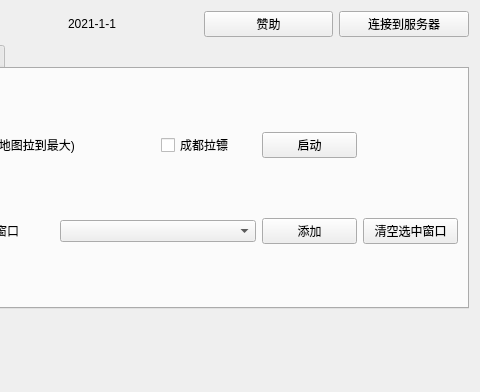
The window that qt_ui/main.ui (nathonNot/game_robot) describes before a commit, drawn with Qt 5; both pictures show x 214 to 694 and y 0 to 392 of the 694 by 392 pixel window.
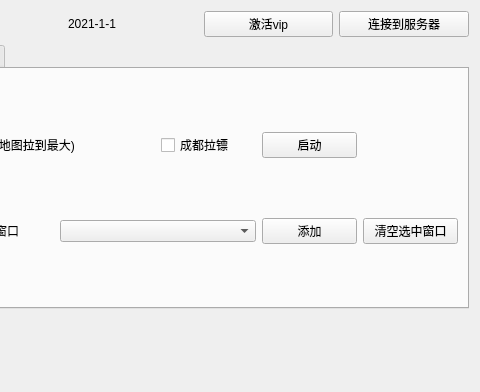
The same window after the commit.

Commit message: 增加激活码

```diff
--- a/qt_ui/main.ui
+++ b/qt_ui/main.ui
@@ -40,7 +40,7 @@
      <item>
       <widget class="QPushButton" name="bt_chongzhi">
        <property name="text">
-        <string>赞助</string>
+        <string>激活vip</string>
        </property>
       </widget>
      </item>
```
The commit also changes 8 other files.
